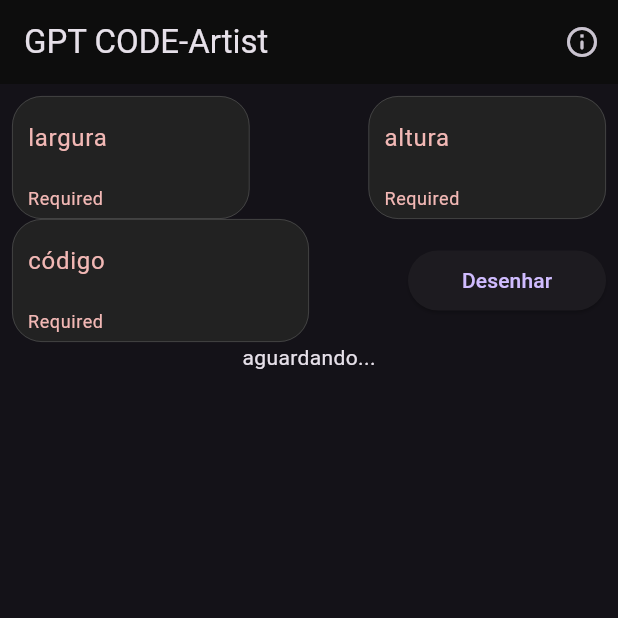
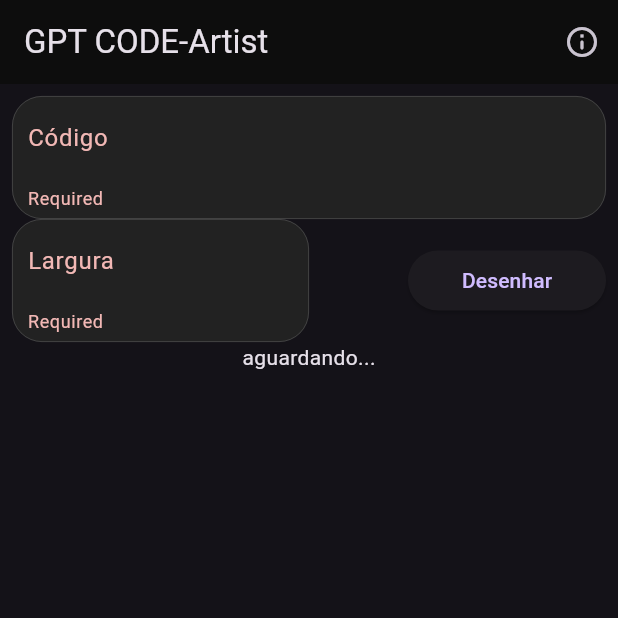
Before and after one commit to mtts1vn/gpt_artist, a Flutter app: the screen it shows after launch, after a tap on "Desenhar", on a phone screen of 412 x 824 dp, the top half of it. Run offline on Flutter 3.47's test engine with Material 2 defaults, Android fonts, the phone set to English and light mode, and no system bars.

Commit message:
Funcional version

```diff
--- a/lib/src/pages/home_page.dart
+++ b/lib/src/pages/home_page.dart
@@ -10,10 +10,21 @@ class HomePage extends StatefulWidget {
 class _HomePageState extends State<HomePage> {
   final GlobalKey<FormState> _formKey = GlobalKey<FormState>();
   final TextEditingController _larguraController = TextEditingController();
-  final TextEditingController _alturaController = TextEditingController();
+
   final TextEditingController _codigoController = TextEditingController();
 
-  late final List<int> _drawCode = [];
+  bool _draw = false;
+  List<int> _drawCode = [];
+
+  final Map<int, Color> _colors = {
+    0: Colors.white,
+    1: Colors.red,
+    2: Colors.green,
+    3: Colors.blue,
+    4: Colors.pink,
+    5: Colors.brown,
+    6: Colors.purple
+  };
   @override
   Widget build(BuildContext context) {
     return Scaffold(
@@ -50,7 +61,7 @@ class _HomePageState extends State<HomePage> {
                                     width: .5)),
                             child: TextFormField(
                               keyboardType: TextInputType.number,
-                              controller: _larguraController,
+                              controller: _codigoController,
                               validator: (value) {
                                 if (value!.isEmpty) {
                                   return 'Required';
@@ -58,33 +69,7 @@ class _HomePageState extends State<HomePage> {
                                 return null;
                               },
                               decoration: const InputDecoration(
-                                  labelText: 'largura',
-                                  border: InputBorder.none),
-                            ),
-                          )),
-                      const Expanded(flex: 1, child: SizedBox()),
-                      Expanded(
-                          flex: 2,
-                          child: Container(
-                            padding: const EdgeInsets.only(
-                                left: 10, right: 10, bottom: 5),
-                            decoration: BoxDecoration(
-                                color: const Color.fromARGB(255, 34, 34, 34),
-                                borderRadius: BorderRadius.circular(20),
-                                border: Border.all(
-                                    color: Colors.white.withOpacity(0.2),
-                                    width: .5)),
-                            child: TextFormField(
-                              keyboardType: TextInputType.number,
-                              controller: _alturaController,
-                              validator: (value) {
-                                if (value!.isEmpty) {
-                                  return 'Required';
-                                }
-                                return null;
-                              },
-                              decoration: const InputDecoration(
-                                  labelText: 'altura',
+                                  labelText: 'Código',
                                   border: InputBorder.none),
                             ),
                           )),
@@ -106,7 +91,8 @@ class _HomePageState extends State<HomePage> {
                                   color: Colors.white.withOpacity(0.2),
                                   width: .5)),
                           child: TextFormField(
-                            controller: _codigoController,
+                            controller: _larguraController,
+                            keyboardType: TextInputType.number,
                             validator: (value) {
                               if (value!.isEmpty) {
                                 return 'Required';
@@ -114,7 +100,7 @@ class _HomePageState extends State<HomePage> {
                               return null;
                             },
                             decoration: const InputDecoration(
-                                labelText: 'código', border: InputBorder.none),
+                                labelText: 'Largura', border: InputBorder.none),
                           ),
                         ),
                       ),
@@ -124,7 +110,22 @@ class _HomePageState extends State<HomePage> {
                         child: ElevatedButton(
                           onPressed: () {
                             if (_formKey.currentState!.validate()) {
-                              print('valido');
+                              if (!_draw) {
+                                (_drawCode.isEmpty) ? null : _drawCode = [];
+                                for (var i in _codigoController.text
+                                    .trim()
+                                    .replaceAll(' ', '')
+                                    .split(',')) {
+                                  _drawCode.add(int.parse(i));
+                                }
+                                if (_draw) {
+                                  setState(() {});
+                                } else {
+                                  setState(() {
+                                    _draw = true;
+                                  });
+                                }
+                              }
                             }
                           },
                           child: const Text('Desenhar'),
@@ -135,11 +136,27 @@ class _HomePageState extends State<HomePage> {
                 ],
               ),
             ),
-            (_drawCode.isEmpty)
+            (!_draw)
                 ? const Center(
                     child: Text('aguardando...'),
                   )
-                : const Text('data')
+                : Expanded(
+                    child: GridView.builder(
+                      itemCount: _drawCode.length,
+                      gridDelegate: SliverGridDelegateWithFixedCrossAxisCount(
+                          crossAxisCount: int.parse(_larguraController.text),
+                          crossAxisSpacing: 0,
+                          mainAxisSpacing: 0),
+                      itemBuilder: (context, index) {
+                        return Expanded(
+                          flex: 1,
+                          child: Container(
+                            color: _colors[_drawCode[index]],
+                          ),
+                        );
+                      },
+                    ),
+                  )
           ],
         ),
       ),
```
